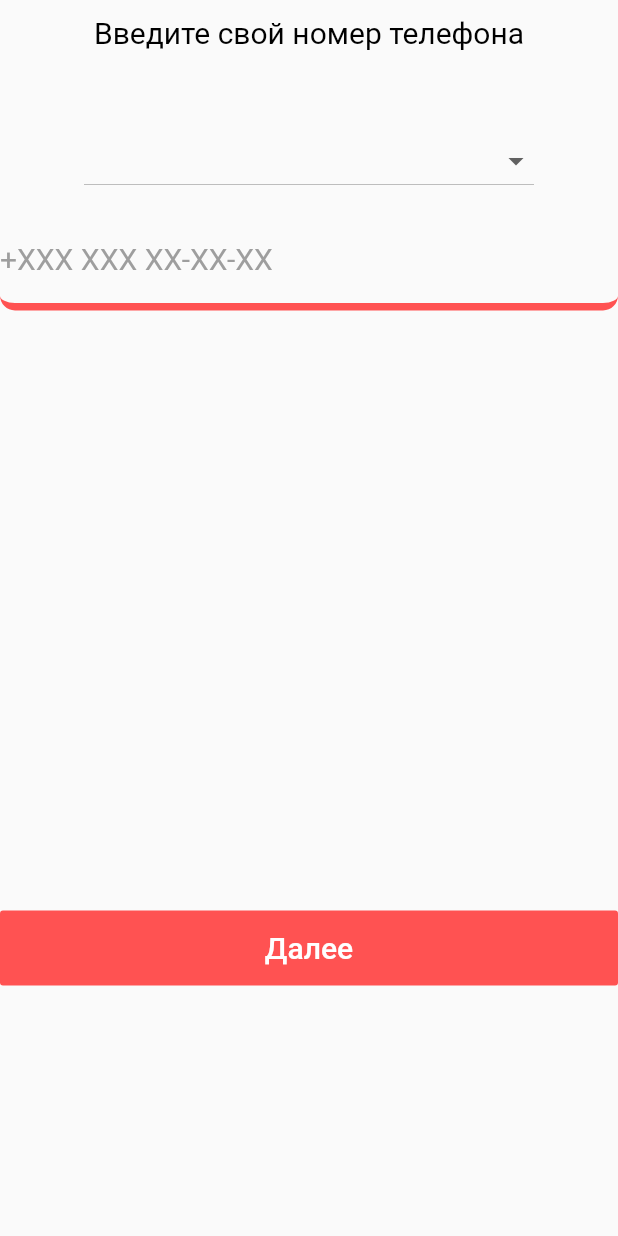
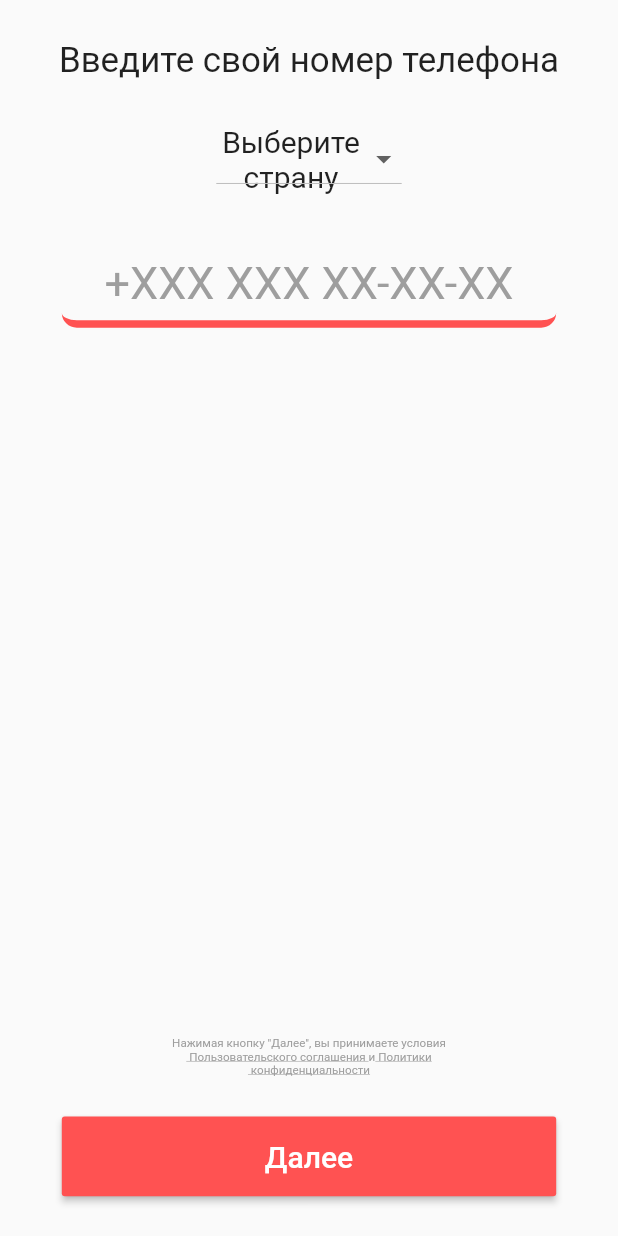
Before and after one commit to Zerogi/taxi_delivery_app, a Flutter app: the screen it shows after launch, on a phone screen of 412 x 824 dp. Run offline on Flutter 3.47's test engine with Material 2 defaults, Android fonts, the phone set to English and light mode, and no system bars.

Commit message:
ШИЗА

```diff
--- a/lib/main.dart
+++ b/lib/main.dart
@@ -5,60 +5,98 @@ import 'package:flutter/services.dart';
 void main() => runApp(LogInScreen());
 
 class LogInScreen extends StatelessWidget {
-  final _sizeTextBlack = const TextStyle(fontSize: 20.0, color: Colors.black);
-  final _sizeTextWhite = const TextStyle(fontSize: 20.0, color: Colors.white);
+
   @override
   Widget build(BuildContext context) {
     return new MaterialApp(
       home: new Scaffold(
-        body: new Center(
-            child: new Column(
+        body: new Column(
           mainAxisAlignment: MainAxisAlignment.start,
           children: <Widget>[
-                new Container(
-                  child: Text(
-                    "Введите свой номер телефона",
+            Flexible(
+              flex:1,
+              fit:FlexFit.tight,
+              child: Container(),
+            ),
+            Flexible(
+              flex:1,
+              fit:FlexFit.tight,
+              child: FractionallySizedBox(
+                widthFactor: 0.3,
+                child: Container(child: FittedBox(fit: BoxFit.cover,
+                                                  child: Text("Введите свой номер телефона",
                                                          textAlign: TextAlign.center,
-                    style: _sizeTextBlack,
+                                                         style: TextStyle(color: Colors.black87),),),),),),
+            Flexible(
+              flex:1,
+              fit:FlexFit.tight,
+              child: Container(),
             ),
-                  padding: new EdgeInsets.only(top: 10),
+            Flexible(
+              flex:2,
+              fit:FlexFit.tight,
+              child: FractionallySizedBox(widthFactor: 0.3,
+                child: DropdownExample(),),),
+            Flexible(
+              flex:1,
+              fit:FlexFit.tight,
+              child: Container(),
             ),
-                new Container(
-                  child: DropdownExample(),
-                  width: 300.0,
-                  padding: new EdgeInsets.only(top: 50),
+            Flexible(
+              flex:3,
+              fit:FlexFit.tight,
+              child: FractionallySizedBox(widthFactor: 0.8,
+                child:TextFormField(
+                textAlign: TextAlign.center,
+                style: TextStyle(color: Colors.black87,fontSize: 30),
+                keyboardType: TextInputType.phone,
+                decoration: new InputDecoration(hintText: "+XXX XXX XX-XX-XX",
+                                                hintStyle: TextStyle(fontSize: 30,color: Colors.grey),
+                                                enabledBorder: UnderlineInputBorder(borderSide: BorderSide(color: Colors.redAccent, width: 5),
+                                                                                                           borderRadius: BorderRadius.circular(10.0))),),),),
+            Flexible(
+              flex:17,
+              fit:FlexFit.tight,
+              child: Container(),
             ),
-                new Container(
-                  child: new TextFormField(
-                    textAlign: TextAlign.center,
-                    decoration: new InputDecoration(
-                        labelText: "+XXX XXX XX-XX-XX",
-                      labelStyle: TextStyle(color: Colors.grey),
-                      enabledBorder: UnderlineInputBorder(
-                          borderSide: BorderSide(color: Colors.redAccent,width: 5),
-                      borderRadius: BorderRadius.circular(10))
+            Flexible(
+              flex:1,
+              fit:FlexFit.tight,
+              child: FractionallySizedBox(
+                widthFactor: 0.3,
+                child: Container(child: FittedBox(fit: BoxFit.cover,
+                  child: Text.rich(TextSpan(
+                    text: 'Нажимая кнопку \"Далее\", вы принимаете условия\n',
+                      children: <TextSpan>[
+                        TextSpan(text: ' Пользовательского соглашения ', style: TextStyle(decoration: TextDecoration.underline)),
+                        TextSpan(text: 'и'),
+                        TextSpan(text: ' Политики\n конфиденциальности', style: TextStyle(decoration: TextDecoration.underline)),],),
+                    textAlign:TextAlign.center,
+                    style:TextStyle(color:Colors.grey),),),),),),
+            Flexible(
+              flex:1,
+              fit:FlexFit.tight,
+              child: Container(),
             ),
-                    style: _sizeTextBlack,
-                    keyboardType: TextInputType.phone,
+            Flexible(
+              flex:2,
+              fit:FlexFit.tight,
+              child: FractionallySizedBox(widthFactor: 0.8,
+                child:MaterialButton(
+                disabledColor: Colors.grey,
+                disabledTextColor: Colors.black87,
+                color: Colors.redAccent,
+                textColor: Colors.white,
+                minWidth: double.infinity,
+                child: new Text("Далее",
+                  style: TextStyle(color: Colors.white,fontSize: 20),),
+                onPressed: (){},),),),
+            Flexible(
+              flex:1,
+              fit:FlexFit.tight,
+              child: Container(),
             ),
-                  width: 1000.0,
-                  padding: new EdgeInsets.only(top: 10.0),
-                ),
-                new Container(
-                  padding: new EdgeInsets.only(top: 400.0),
-                  child: new MaterialButton(
-                    disabledColor: Colors.redAccent,
-                    textColor: Colors.white,
-                    height: 50.0,
-                    minWidth: 1000.0,
-                    child: new Text(
-                      "Далее",
-                      style: _sizeTextWhite,
-                    ),
-                  ),
-                )
           ],
-            ),
           ),
         ),
     );
@@ -85,7 +123,6 @@ class _DropdownExampleState extends State<DropdownExample> {
             child: Row(
               mainAxisAlignment: MainAxisAlignment.center,
               children: <Widget>[
-                SizedBox(width: 10),
                 Text("Украина +380"),
               ],
             ),
@@ -95,17 +132,6 @@ class _DropdownExampleState extends State<DropdownExample> {
             child: Row(
               mainAxisAlignment: MainAxisAlignment.center,
               children: <Widget>[
-                SizedBox(width: 10),
-                Text("Россия +7"),
-              ],
-            ),
-          ),
-          DropdownMenuItem<String>(
-            value: "3",
-            child: Row(
-              mainAxisAlignment: MainAxisAlignment.center,
-              children: <Widget>[
-                SizedBox(width: 10),
                 Text("Беларусь +375"),
               ],
             ),
@@ -118,6 +144,7 @@ class _DropdownExampleState extends State<DropdownExample> {
         },
         value: _value,
         isExpanded: true,
+        hint: Text("Выберите страну",style: TextStyle(color: Colors.black87,fontSize: 20),textAlign: TextAlign.center,),
       ),
     );
   }
```
Lines whose indentation alone changed are shown as unchanged.
